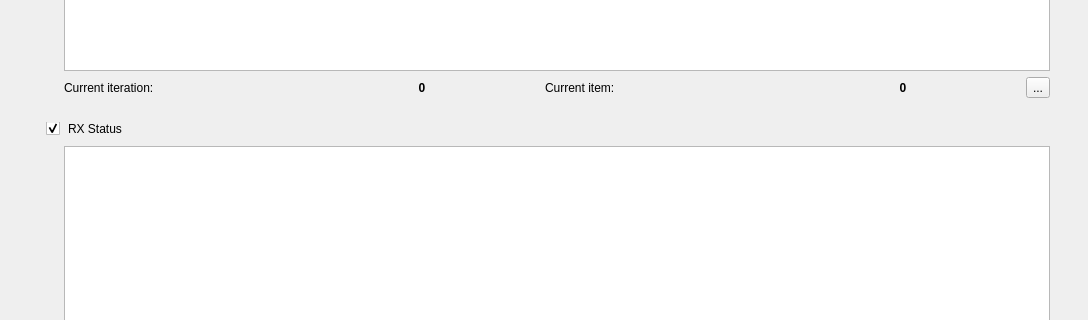
Qt form data/ui/simulator_dialog.ui (jopohl/urh) before a commit; both pictures show x 0 to 1088 and y 292 to 612 of the 1088 by 823 pixel window.
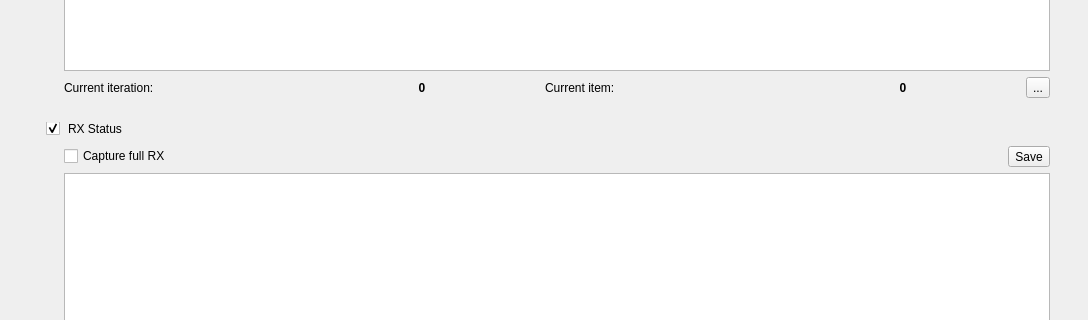
The same form after that commit. Icons and pictures are not drawn. Custom widgets are drawn as their Qt base class.

Commit message: allow capture full rx in simulator and make it possible to save rx data

```diff
--- a/data/ui/simulator_dialog.ui
+++ b/data/ui/simulator_dialog.ui
@@ -382,6 +382,44 @@
                  <number>0</number>
                 </property>
                 <layout class="QVBoxLayout" name="verticalLayout_13">
+                 <item>
+                  <layout class="QHBoxLayout" name="horizontalLayout_5">
+                   <item>
+                    <widget class="QCheckBox" name="checkBoxCaptureFullRX">
+                     <property name="text">
+                      <string>Capture full RX</string>
+                     </property>
+                    </widget>
+                   </item>
+                   <item>
+                    <spacer name="horizontalSpacer_2">
+                     <property name="orientation">
+                      <enum>Qt::Horizontal</enum>
+                     </property>
+                     <property name="sizeHint" stdset="0">
+                      <size>
+                       <width>40</width>
+                       <height>20</height>
+                      </size>
+                     </property>
+                    </spacer>
+                   </item>
+                   <item>
+                    <widget class="QToolButton" name="btnSaveRX">
+                     <property name="toolTip">
+                      <string>Save current capture</string>
+                     </property>
+                     <property name="text">
+                      <string>Save</string>
+                     </property>
+                     <property name="icon">
+                      <iconset theme="document-save">
+                       <normaloff>.</normaloff>.</iconset>
+                     </property>
+                    </widget>
+                   </item>
+                  </layout>
+                 </item>
                  <item>
                   <widget class="LiveGraphicView" name="graphicsViewPreview"/>
                  </item>
```
The commit also changes 3 other files.
